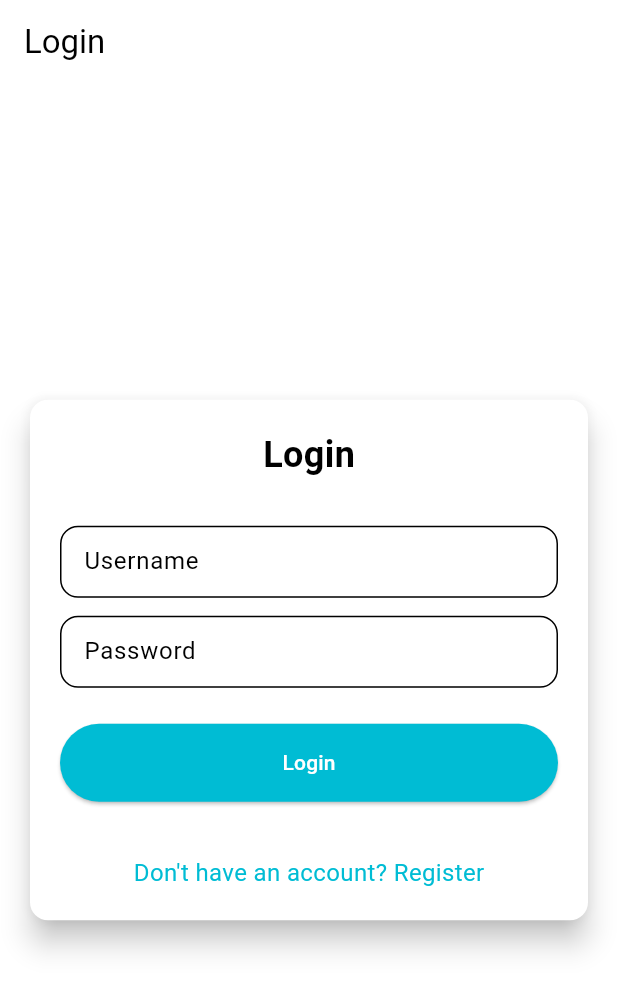
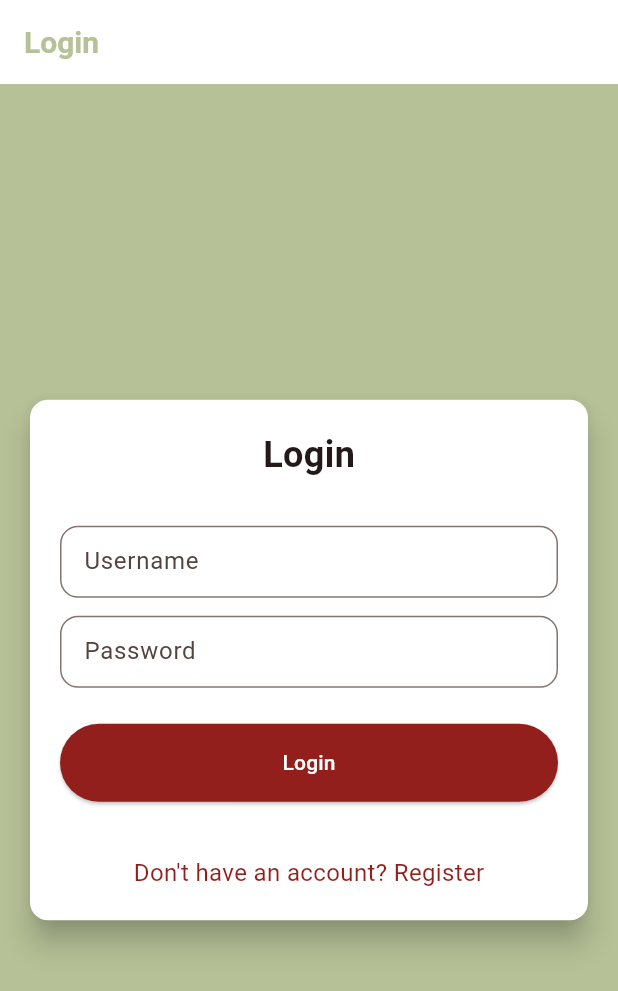
Before and after one commit to RafasyaSubhan/horeg-fc-mobile, a Flutter app: the screen it shows after launch, on a phone screen of 412 x 824 dp. Shown: the top 991 px of the screen. Run offline on Flutter 3.47's test engine with Material 3 defaults, Android fonts, the light colour scheme and no system bars; missing offline and left inert: pbp_django_auth.

Commit message:
Menambah file color agar memudahkan design mirip web

```diff
--- /dev/null
+++ b/lib/app_colors.dart
@@ -0,0 +1,9 @@
+import 'package:flutter/material.dart';
+
+abstract class AppColors {
+  static const Color carmine = Color(0xFF931F1D);       // Merah Tua (Primary / Accent)
+  static const Color chamoisee = Color(0xFF937B63);     // Coklat Pudar (Text Secondary)
+  static const Color mossGreen = Color(0xFF8A9B68);     // Hijau Lumut (Header/Link)
+  static const Color sage = Color(0xFFB6C197);          // Background Utama
+  static const Color white = Color(0xFFFFFFFF);
+}
--- a/lib/main.dart
+++ b/lib/main.dart
@@ -2,6 +2,7 @@
 import 'package:pbp_django_auth/pbp_django_auth.dart';
 import 'package:provider/provider.dart';
 import 'package:horeg_fc/screens/login.dart';
+import 'package:horeg_fc/app_colors.dart';
 
 void main() {
   runApp(const MyApp());
@@ -19,25 +20,27 @@
         return request;
       },
       child: MaterialApp(
-        title: 'Horeg FC',
+        title: "ℌ𝔬𝔯𝔢𝔤 𝔉ℭ'",
         theme: ThemeData(
-          // This is the theme of your application.
-          //
-          // TRY THIS: Try running your application with "flutter run". You'll see
-          // the application has a purple toolbar. Then, without quitting the app,
-          // try changing the seedColor in the colorScheme below to Colors.green
-          // and then invoke "hot reload" (save your changes or press the "hot
-          // reload" button in a Flutter-supported IDE, or press "r" if you used
-          // the command line to start the app).
-          //
-          // Notice that the counter didn't reset back to zero; the application
-          // state is not lost during the reload. To reset the state, use hot
-          // restart instead.
-          //
-          // This works for code too, not just values: Most code changes can be
-          // tested with just a hot reload.
-            colorScheme: ColorScheme.fromSwatch(primarySwatch: Colors.cyan)
-          .copyWith(secondary: const Color.fromARGB(255, 125, 169, 247)),
+          colorScheme: ColorScheme.fromSeed(
+            seedColor: AppColors.carmine, // Warna dasar (Generate otomatis palette lain)
+            primary: AppColors.carmine,   // Paksa warna primary jadi Carmine
+            secondary: AppColors.mossGreen, // Warna secondary
+            surface: AppColors.white,     // Warna permukaan kartu/menu
+            background: AppColors.sage,   // Warna background aplikasi
+          ),
+          scaffoldBackgroundColor: AppColors.sage,
+          appBarTheme: const AppBarTheme(
+            backgroundColor: Colors.white,      // Background Putih
+            foregroundColor: AppColors.sage,    // Teks & Ikon jadi Sage
+            surfaceTintColor: Colors.transparent, // Biar ga berubah warna pas discroll
+            iconTheme: IconThemeData(color: AppColors.sage), // Ikon drawer/back
+            titleTextStyle: TextStyle(
+              color: AppColors.sage, // Warna Judul Sage
+              fontSize: 20,
+              fontWeight: FontWeight.bold,
+            ),
+          ),
         ),
         home: const LoginPage(),
       ),
--- a/lib/screens/login.dart
+++ b/lib/screens/login.dart
@@ -49,6 +49,7 @@ class _LoginPageState extends State<LoginPage> {
               padding: const EdgeInsets.all(16.0),
               child: Card(
                 elevation: 8,
+                color: Colors.white,
                 shape: RoundedRectangleBorder(
                   borderRadius: BorderRadius.circular(12.0),
                 ),
@@ -98,9 +99,6 @@ class _LoginPageState extends State<LoginPage> {
                       String password = _passwordController.text;
 
                       // Check credentials
-                      // TODO: Change the URL and don't forget to add trailing slash (/) at the end of URL!
-                      // To connect Android emulator with Django on localhost, use URL http://10.0.2.2/
-                      // If you using chrome,  use URL http://localhost:8000
                       final response = await request
                           .login("http://localhost:8000/auth/login/", {
                         'username': username,
--- a/lib/screens/menu.dart
+++ b/lib/screens/menu.dart
@@ -20,13 +20,12 @@ class MyHomePage extends StatelessWidget {
     return Scaffold(
       appBar: AppBar(
         title: const Text(
-          'Horeg FC',
+          "ℌ𝔬𝔯𝔢𝔤 𝔉ℭ'",
           style: TextStyle(
-            color: Colors.white,
             fontWeight: FontWeight.bold,
           ),
         ),
-        backgroundColor: Colors.indigo.shade900
+        backgroundColor: Colors.white
       ),
       drawer: LeftDrawer(), // Tambahkan drawer
       body: Padding(
@@ -98,6 +97,7 @@ class InfoCard extends StatelessWidget {
   @override
   Widget build(BuildContext context) {
     return Card(
+      color: Colors.white,
       elevation: 2.0,
       child: Container(
         width: MediaQuery.of(context).size.width / 3.5,
--- a/lib/screens/product_entry_list.dart
+++ b/lib/screens/product_entry_list.dart
@@ -15,12 +15,7 @@ class ProductEntryListPage extends StatefulWidget {
 
 class _ProductEntryListPageState extends State<ProductEntryListPage> {
   Future<List<ProductEntry>> fetchProduct(CookieRequest request) async {
-    // TODO: Replace the URL with your app's URL and don't forget to add a trailing slash (/)!
-    // To connect Android emulator with Django on localhost, use URL http://10.0.2.2/
-    // If you using chrome,  use URL http://localhost:8000
-
     final response = await request.get('http://localhost:8000/json/');
-
     // Decode response to json format
     var data = response;
 
--- a/lib/screens/register.dart
+++ b/lib/screens/register.dart
@@ -34,6 +34,7 @@ class _RegisterPageState extends State<RegisterPage> {
           padding: const EdgeInsets.all(16.0),
           child: Card(
             elevation: 8,
+            color: Colors.white,
             shape: RoundedRectangleBorder(
               borderRadius: BorderRadius.circular(12.0),
             ),
@@ -116,9 +117,6 @@ class _RegisterPageState extends State<RegisterPage> {
                       String password2 = _confirmPasswordController.text;
 
                       // Check credentials
-                      // TODO: Change the URL and don't forget to add trailing slash (/) at the end of URL!
-                      // To connect Android emulator with Django on localhost, use URL http://10.0.2.2/
-                      // If you using chrome,  use URL http://localhost:8000
                       final response = await request.postJson(
                           "http://localhost:8000/auth/register/",
                           jsonEncode({
--- a/lib/widgets/product_entry_card.dart
+++ b/lib/widgets/product_entry_card.dart
@@ -18,6 +18,7 @@ class ProductEntryCard extends StatelessWidget {
       child: InkWell(
         onTap: onTap,
         child: Card(
+          color: Colors.white,
           shape: RoundedRectangleBorder(
             borderRadius: BorderRadius.circular(8.0),
             side: BorderSide(color: Colors.grey.shade300),
```
Also changed, not shown: lib/screens/productlist_form.dart (+5 -6 lines), lib/widgets/left_drawer.dart (+9 -7 lines), lib/widgets/product_card.dart (+29 -2 lines).
